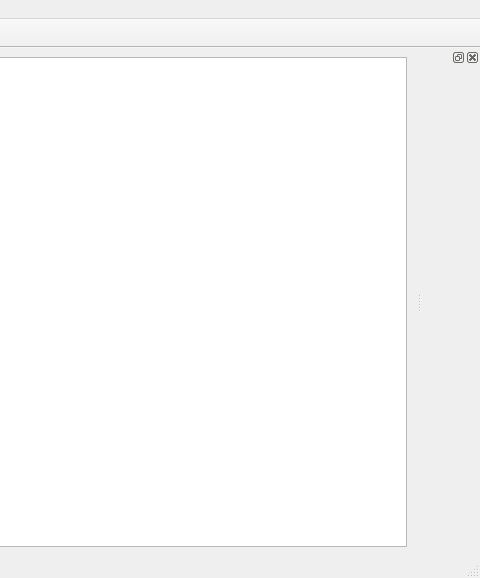
Old version of the form src/mainwindow.ui in the repository ThomasBrixLarsen/serieswatcher; both pictures show x 567 to 1047 and y 0 to 578 of the 1047 by 578 pixel window.
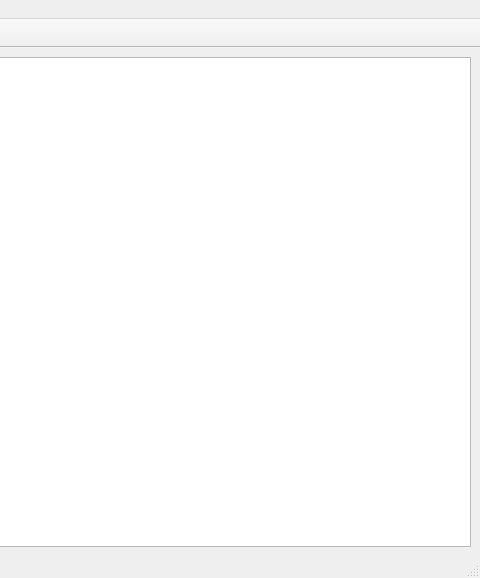
New version of the form. Icons and pictures are not drawn. Custom widgets are drawn as their Qt base class.

Commit message: ui: remove the info dock

Diff of the .ui file:
```diff
--- a/src/mainwindow.ui
+++ b/src/mainwindow.ui
@@ -81,12 +81,6 @@
    <addaction name="markWatchedAction"/>
    <addaction name="separator"/>
   </widget>
-  <widget class="QDockWidget" name="infoDock">
-   <attribute name="dockWidgetArea">
-    <number>2</number>
-   </attribute>
-   <widget class="QWidget" name="infosDockContent"/>
-  </widget>
   <widget class="QDockWidget" name="treeDock">
    <attribute name="dockWidgetArea">
     <number>1</number>
```
